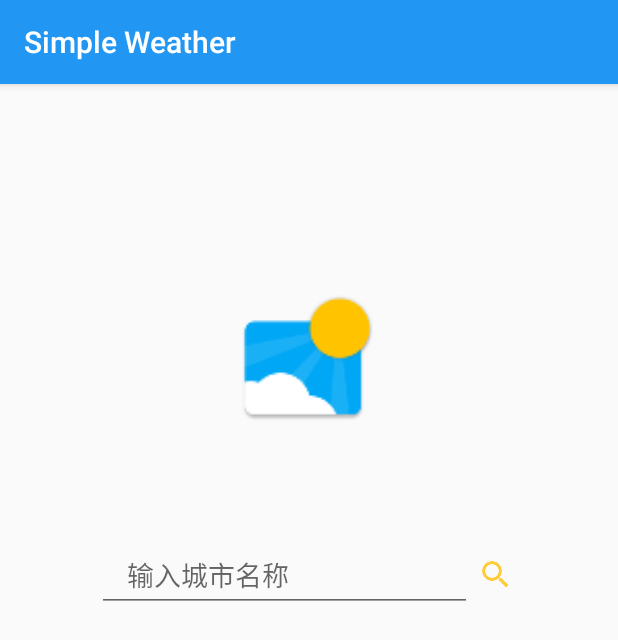
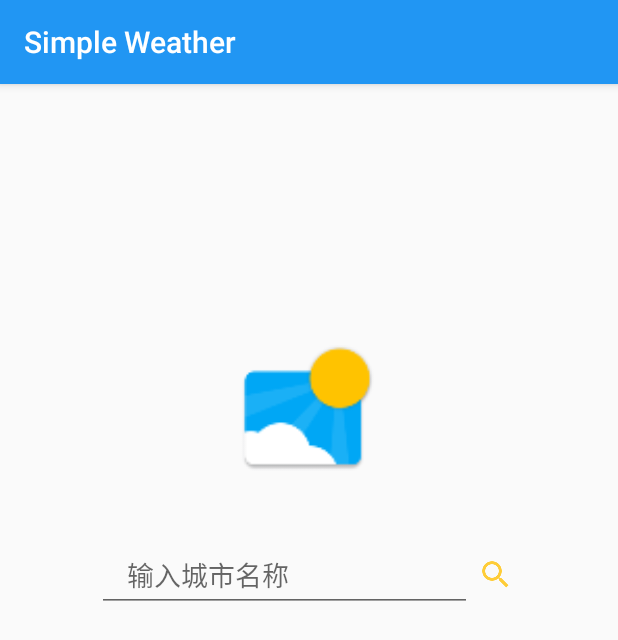
Before and after one commit to Kuanghusing/Weather, an Android app: the screen it shows after launch (SelectArea), on a phone screen of 412 x 824 dp. Shown: the top 640 px of the screen. Run offline under Robolectric (Android 15) with nearby library versions, the phone set to English and light mode, and no system bars.

Commit message:
UI微调

```diff
--- a/app/src/main/AndroidManifest.xml
+++ b/app/src/main/AndroidManifest.xml
@@ -8,7 +8,7 @@
         android:icon="@mipmap/ic_launcher"
         android:label="@string/app_name"
         android:supportsRtl="true"
-        android:theme="@style/AppTheme">
+        android:theme="@style/AppTheme.NoActionBar">
         <activity android:name=".activities.SelectArea">
 
             <intent-filter>
--- a/app/src/main/res/layout/select_layout.xml
+++ b/app/src/main/res/layout/select_layout.xml
@@ -32,7 +32,6 @@
             android:layout_height="100dp"
             android:layout_above="@+id/relativeLayout"
             android:layout_centerHorizontal="true"
-            android:layout_marginBottom="33dp"
             android:scaleType="centerCrop"
             android:src="@mipmap/ic_launcher" />
 
--- a/app/src/main/res/values-v19/styles.xml
+++ b/app/src/main/res/values-v19/styles.xml
@@ -1,8 +1,7 @@
 <?xml version="1.0" encoding="utf-8"?>
 <resources>
 
-    <style name="AppTheme" parent="AppTheme.Base">
+    <style name="AppTheme.NoActionBar">
         <item name="android:windowTranslucentStatus">true</item>
-
     </style>
 </resources>
--- a/app/src/main/res/values-v21/styles.xml
+++ b/app/src/main/res/values-v21/styles.xml
@@ -1,12 +1,16 @@
 <?xml version="1.0" encoding="utf-8"?>
 <resources>
 
-    <style name="AppTheme" parent="AppTheme.Base">
+    <style name="AppTheme.NoActionBar">
 
-        <item name="android:colorPrimary">@color/colorPrimary</item>
 
-        <item name="android:colorPrimaryDark">@color/colorPrimaryDark</item>
+        <!--<item name="android:colorPrimary">@color/colorPrimary</item>
+
+        <item name="android:colorPrimaryDark">@color/colorPrimaryDark</item>-->
         <item name="android:navigationBarColor">@color/colorPrimary</item>
         <item name="android:statusBarColor">@android:color/transparent</item>
+        <item name="android:windowDrawsSystemBarBackgrounds">true</item>
+        <item name="android:windowTranslucentStatus">true</item>
+
     </style>
 </resources>
--- a/app/src/main/res/values/styles.xml
+++ b/app/src/main/res/values/styles.xml
@@ -1,20 +1,23 @@
 <resources>
 
     <!-- Base application theme. -->
-    <style name="AppTheme" parent="AppTheme.Base">
+    <style name="AppTheme" parent="Theme.AppCompat.Light.NoActionBar">
         <!-- Customize your theme here. -->
         <!--<item name="android:windowTranslucentStatus">true</item>-->
         <!--<item name="android:windowTranslucentNavigation">true</item>-->
+        <item name="colorPrimary">@color/colorPrimary</item>
+        <item name="colorPrimaryDark">@color/colorPrimaryDark</item>
+        <item name="colorAccent">@color/colorAccent</item>
+
 
     </style>
 
-    <style name="AppTheme.Base" parent="Theme.AppCompat.Light">
+
+    <style name="AppTheme.NoActionBar">
         <item name="android:windowActionBar">false</item>
-        <item name="windowNoTitle">true</item>
+        <item name="android:windowNoTitle">true</item>
         <!--<item name="android:windowBackground">@color/colorPrimary</item>-->
-        <item name="colorPrimary">@color/colorPrimary</item>
-        <item name="colorPrimaryDark">@color/colorPrimaryDark</item>
-        <item name="colorAccent">@color/colorAccent</item>
+
     </style>
 
 
```
Also changed, not shown: app/src/main/java/com/kuahusg/weather/activities/Setting.java (+27 -4 lines), app/src/main/res/layout/setting.xml (+27 -8 lines), app/src/main/res/xml/preference.xml (+6 -1 lines), app/src/main/res/drawable-hdpi/ic_github_black.png (added), app/src/main/res/drawable-hdpi/ic_update.png (added), app/src/main/res/drawable-mdpi/ic_github_black.png (added), app/src/main/res/drawable-mdpi/ic_update.png (added), app/src/main/res/drawable-xhdpi/ic_github_black.png (added), app/src/main/res/drawable-xhdpi/ic_update.png (added), app/src/main/res/drawable-xxhdpi/ic_github_black.png (added), app/src/main/res/drawable-xxhdpi/ic_update.png (added).
